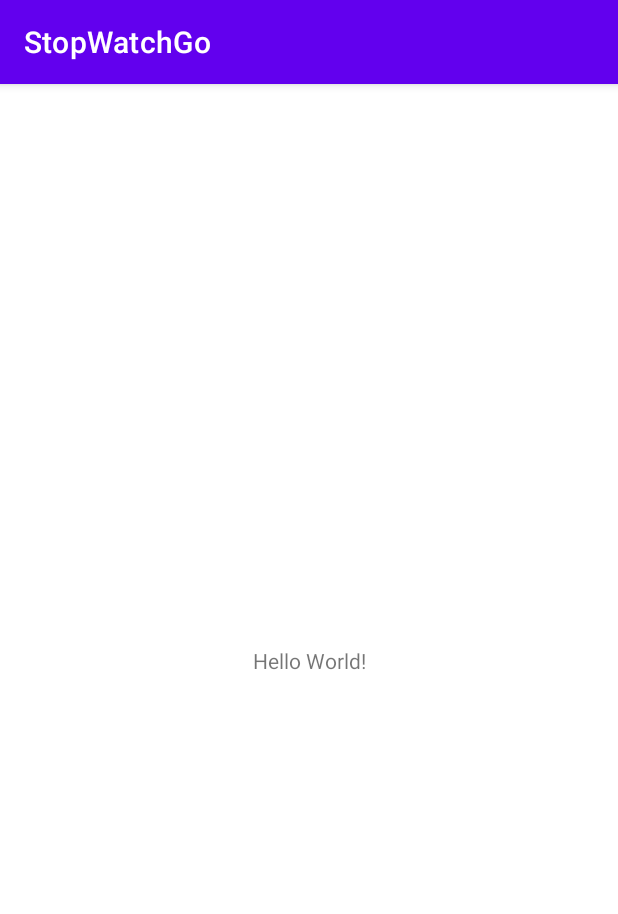
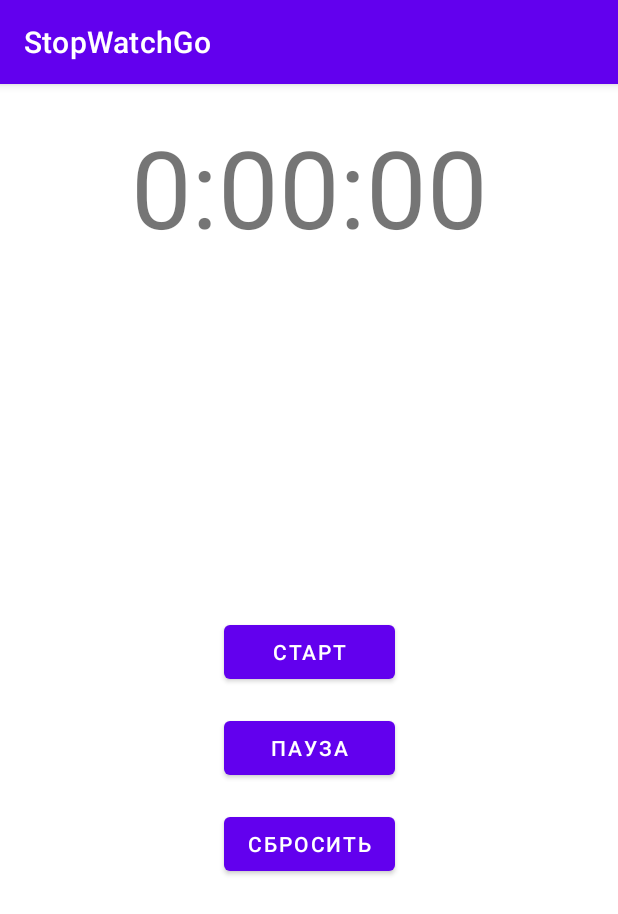
Before and after one commit to JaneKiseleva/StopWatchGo, an Android app: the screen it shows after launch (MainActivity), on a phone screen of 412 x 824 dp. Shown: the top 914 px of the screen. Run offline under Robolectric (Android 15) with nearby library versions, the phone set to English and light mode, and no system bars.

Commit message:
version 2

```diff
--- a/app/src/main/java/com/example/stopwatchgo/MainActivity.java
+++ b/app/src/main/java/com/example/stopwatchgo/MainActivity.java
@@ -3,12 +3,107 @@ package com.example.stopwatchgo;
 import androidx.appcompat.app.AppCompatActivity;
 
 import android.os.Bundle;
+import android.os.Handler;
+import android.view.View;
+import android.widget.TextView;
+
+import java.util.Locale;
 
 public class MainActivity extends AppCompatActivity {
+
+    private TextView textViewTimer;
+
+    private int seconds = 0;
+    private boolean isRunning = false;
+    private boolean wasRunning = false;
 
     @Override
     protected void onCreate(Bundle savedInstanceState) {
         super.onCreate(savedInstanceState);
+
+        //конфигурация, поиск текста, условие при котором присваивается текущее состояние таймера InstanteState, запуск таймера
         setContentView(R.layout.activity_main);
+        textViewTimer = findViewById(R.id.textViewTimer);
+        if (savedInstanceState != null) {
+            seconds = savedInstanceState.getInt("seconds");
+            isRunning = savedInstanceState.getBoolean("isRunning");
+            wasRunning = savedInstanceState.getBoolean("wasRunning");
+        }
+        runTimer();
+    }
+
+/*
+    @Override
+    protected void onStop() {
+        super.onStop();
+        wasRunning = isRunning;
+        isRunning = false;
+    }
+
+    @Override
+    protected void onStart() {
+        super.onStart();
+        isRunning = wasRunning;
+    }
+*/
+
+    // потеря фокуса активности - два метода переопределить
+
+    @Override
+    protected void onResume() {
+        super.onResume();
+        isRunning = wasRunning;
+    }
+
+    @Override
+    protected void onPause() {
+        super.onPause();
+        wasRunning = isRunning;
+        isRunning = false;
+    }
+
+
+    //переопределить метод для сохранения текущего состояния, параметр Bundle, вынуть текущее состояние таймера
+    @Override
+    protected void onSaveInstanceState(Bundle outState) { //Метод для сохранения текущего состояния активности, в качестве параметра
+        // принимает Bundle - он позволяет объединить разные типы данных в один объект.
+        super.onSaveInstanceState(outState); //переопредилить метод? Обязательно должно быть обращение к родительскому классу
+        outState.putInt("seconds", seconds);
+        outState.putBoolean("isRunning", isRunning);
+        outState.putBoolean("wasRunning", wasRunning);
+    }
+
+    public void onClickStartTimer(View view) {
+        isRunning = true;
+    }
+
+    public void onClickPauseTimer(View view) {
+        isRunning = false;
+    }
+
+    public void onClickResetTimer(View view) {
+        isRunning = false;
+        seconds = 0;
+    }
+
+    private void runTimer () {
+
+        final Handler handler = new Handler(); //новый объект класса Handler. Дает возможность работы с другими потоками и планировать работу в будущем
+        handler.post(new Runnable() { // КАК можно быстрее вызови данный код (но он вызовется один раз, поэтому используем дальше еще один метод post.Delayed c задержкой в секунду
+            @Override
+            public void run() {
+                int hours = seconds / 3600;  //взяла количество секунд с начала работы таймера
+                int minutes = (seconds % 3600) / 60; //получила количество часов, минут и секунд
+                int secs = seconds % 60;
+
+                String time = String.format(Locale.getDefault(), "%d:%02d:%02d", hours, minutes, secs);  //передать данные в String формат
+                textViewTimer.setText(time); // присвоила текстовому полю  макета
+
+                if (isRunning) {
+                    seconds++; //количество секунд увеличила на единицу
+                }
+                handler.postDelayed(this, 1000);
+            }
+        });
     }
 }
--- a/app/src/main/res/layout/activity_main.xml
+++ b/app/src/main/res/layout/activity_main.xml
@@ -7,12 +7,49 @@
     tools:context=".MainActivity">
 
     <TextView
+        android:id="@+id/textViewTimer"
         android:layout_width="wrap_content"
         android:layout_height="wrap_content"
-        android:text="Hello World!"
-        app:layout_constraintBottom_toBottomOf="parent"
-        app:layout_constraintLeft_toLeftOf="parent"
-        app:layout_constraintRight_toRightOf="parent"
+        android:layout_marginTop="20dp"
+        android:text="@string/timer"
+        android:textSize="72sp"
+        app:layout_constraintEnd_toEndOf="parent"
+        app:layout_constraintStart_toStartOf="parent"
         app:layout_constraintTop_toTopOf="parent" />
 
+    <LinearLayout
+        android:layout_width="wrap_content"
+        android:layout_height="wrap_content"
+        android:orientation="vertical"
+        app:layout_constraintBottom_toBottomOf="parent"
+        app:layout_constraintEnd_toEndOf="parent"
+        app:layout_constraintStart_toStartOf="parent"
+        app:layout_constraintTop_toBottomOf="@+id/textViewTimer">
+
+        <Button
+            android:id="@+id/buttonStart"
+            android:layout_margin="8dp"
+            android:layout_width="match_parent"
+            android:layout_height="wrap_content"
+            android:text="@string/button_start"
+            android:onClick="onClickStartTimer" />
+
+        <Button
+            android:id="@+id/buttonPause"
+            android:layout_margin="8dp"
+            android:layout_width="match_parent"
+            android:layout_height="wrap_content"
+            android:text="@string/button_pause"
+            android:onClick="onClickPauseTimer" />
+
+        <Button
+            android:id="@+id/buttonReset"
+            android:layout_margin="8dp"
+            android:layout_width="match_parent"
+            android:layout_height="wrap_content"
+            android:text="@string/button_reset"
+            android:onClick="onClickResetTimer" />
+    </LinearLayout>
+
+
 </androidx.constraintlayout.widget.ConstraintLayout>
--- a/app/src/main/res/values/strings.xml
+++ b/app/src/main/res/values/strings.xml
@@ -1,3 +1,7 @@
 <resources>
     <string name="app_name">StopWatchGo</string>
+    <string name="timer">00.00.00</string>
+    <string name="button_start">Старт</string>
+    <string name="button_pause">Пауза</string>
+    <string name="button_reset">Сбросить</string>
 </resources>
```
